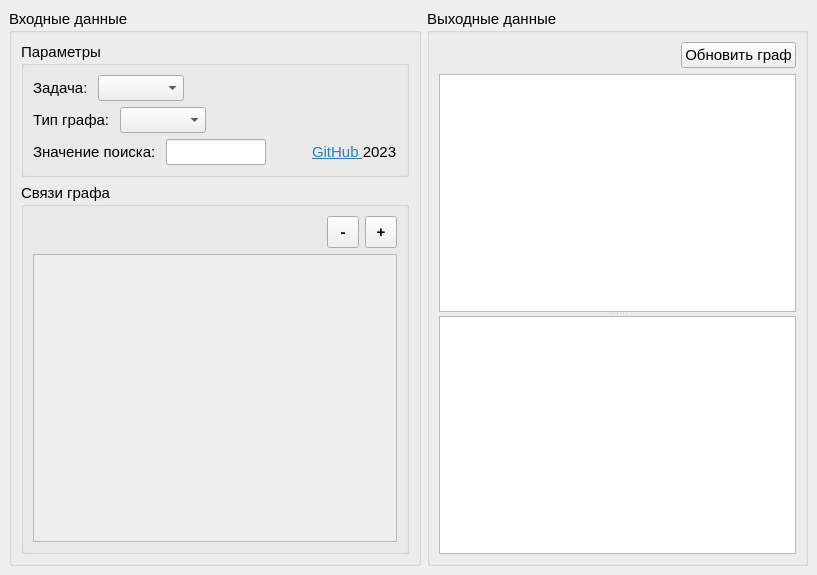
Above: src/view/MainWindow.ui from JKearnsl/search_in_graph before the change. Below: the same form after it.
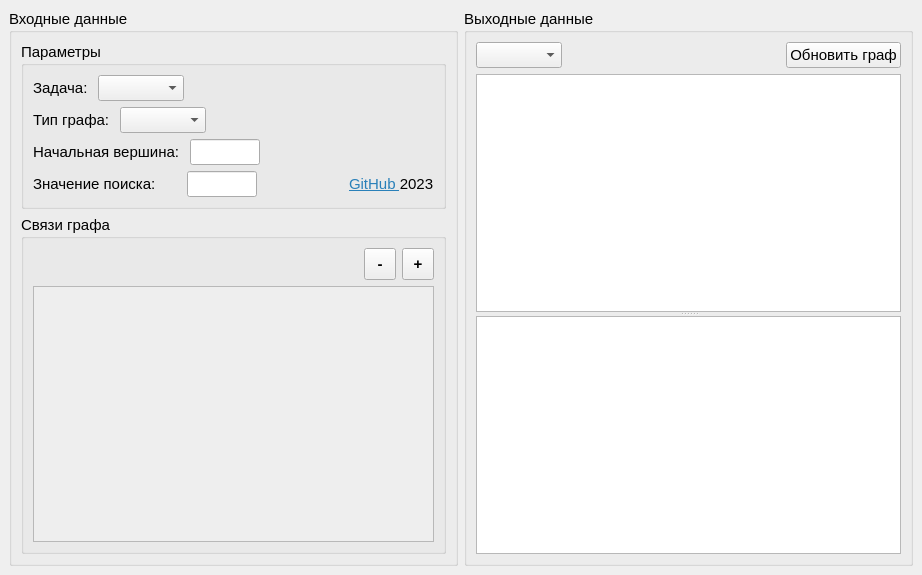
That is the form after the change.

Commit message: Мелкие правки

```diff
--- a/src/view/MainWindow.ui
+++ b/src/view/MainWindow.ui
@@ -6,7 +6,7 @@
    <rect>
     <x>0</x>
     <y>0</y>
-    <width>817</width>
+    <width>922</width>
     <height>575</height>
    </rect>
   </property>
@@ -112,12 +112,52 @@
             </item>
            </layout>
           </item>
+          <item>
+           <layout class="QHBoxLayout" name="horizontalLayout_7">
+            <item>
+             <widget class="QLabel" name="label_5">
+              <property name="text">
+               <string>Начальная вершина: </string>
+              </property>
+             </widget>
+            </item>
+            <item>
+             <widget class="QLineEdit" name="startVertex">
+              <property name="minimumSize">
+               <size>
+                <width>20</width>
+                <height>0</height>
+               </size>
+              </property>
+              <property name="maximumSize">
+               <size>
+                <width>70</width>
+                <height>16777215</height>
+               </size>
+              </property>
+             </widget>
+            </item>
+            <item>
+             <spacer name="horizontalSpacer_6">
+              <property name="orientation">
+               <enum>Qt::Horizontal</enum>
+              </property>
+              <property name="sizeHint" stdset="0">
+               <size>
+                <width>40</width>
+                <height>20</height>
+               </size>
+              </property>
+             </spacer>
+            </item>
+           </layout>
+          </item>
           <item>
            <layout class="QHBoxLayout" name="horizontalLayout_2">
             <item>
              <widget class="QLabel" name="label_4">
               <property name="text">
-               <string>Значение поиска: </string>
+               <string>Значение поиска:      </string>
               </property>
              </widget>
             </item>
@@ -131,7 +171,7 @@
               </property>
               <property name="maximumSize">
                <size>
-                <width>100</width>
+                <width>70</width>
                 <height>16777215</height>
                </size>
               </property>
@@ -307,6 +347,9 @@
       <layout class="QVBoxLayout" name="verticalLayout_2">
        <item>
         <layout class="QHBoxLayout" name="horizontalLayout_4">
+         <item>
+          <widget class="QComboBox" name="showAs"/>
+         </item>
          <item>
           <widget class="QLabel" name="searchTime">
            <property name="text">
```
Left out of the diff: 2 changed lines with no effect on the pictures. The commit also changes 1 other file.
